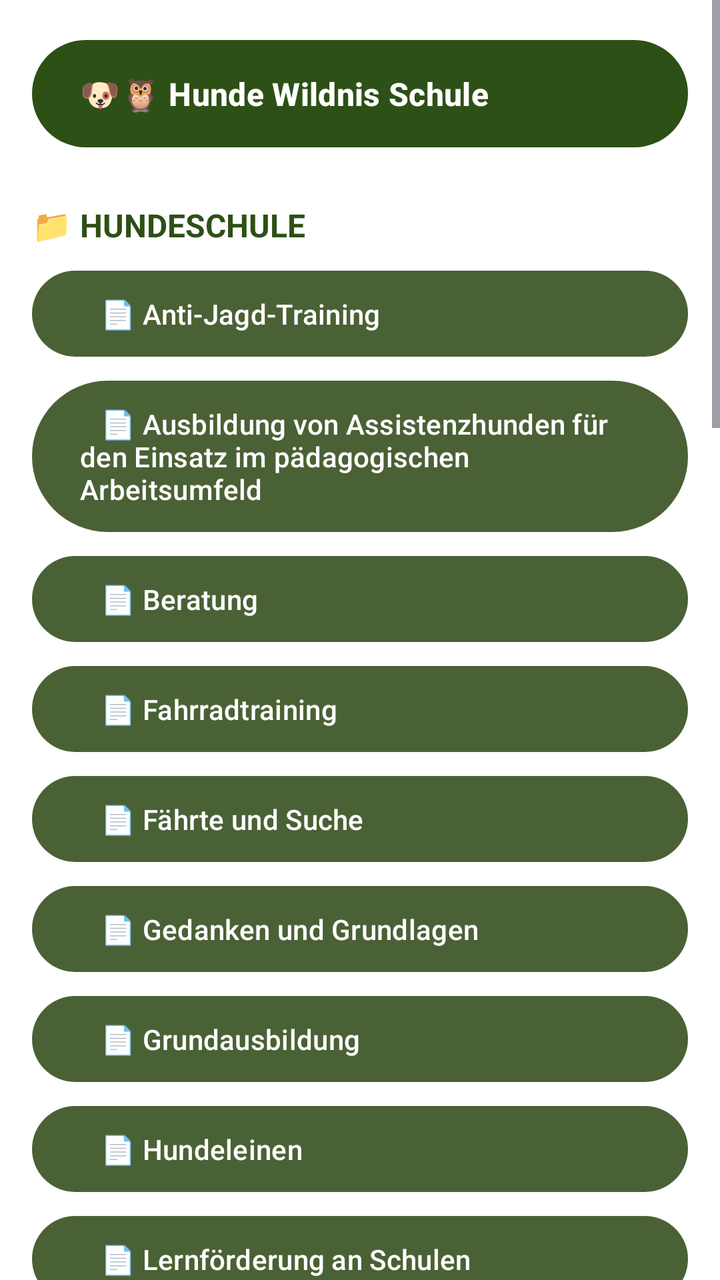
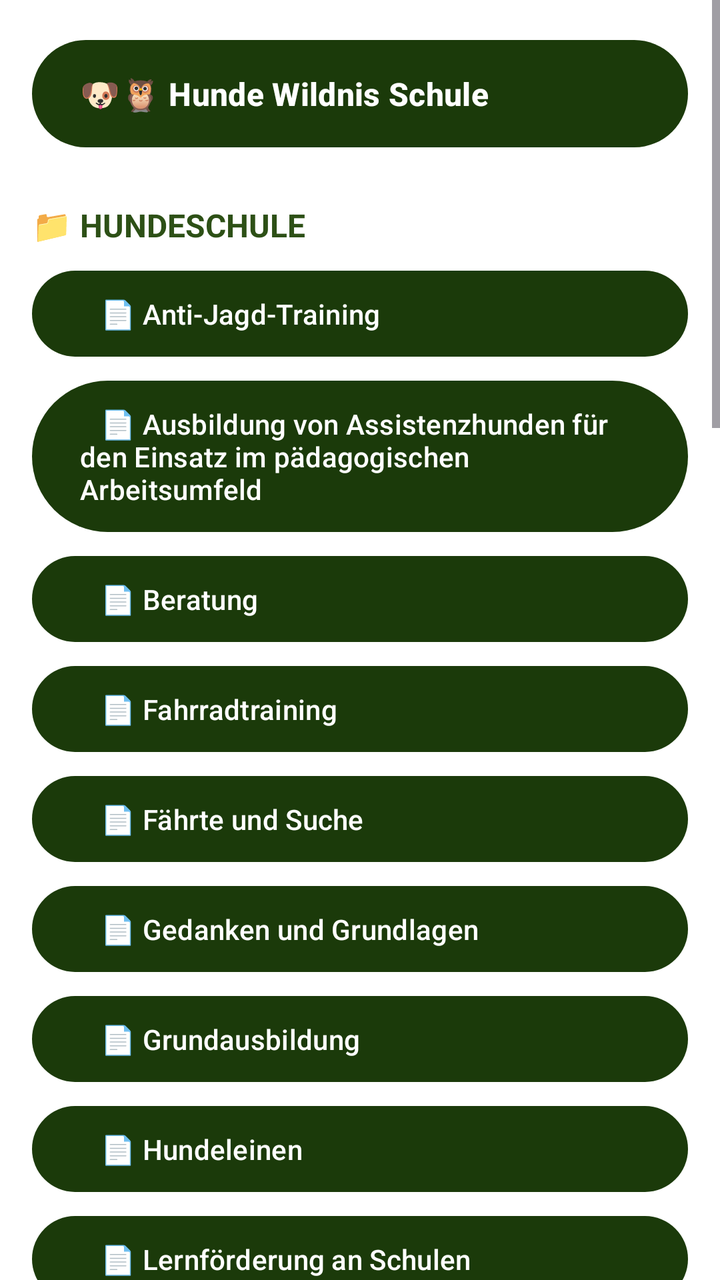

Before-and-after screenshots of an Android layout around one commit, followed by the original layout XML and the change that was made.
<!-- AndroidManifest.xml: application theme Theme.HundeWildnis -->
<!-- res/layout/fragment_pages.xml -->
<?xml version="1.0" encoding="utf-8"?>
<ScrollView xmlns:android="http://schemas.android.com/apk/res/android"
    xmlns:app="http://schemas.android.com/apk/res-auto"
    android:layout_width="match_parent"
    android:layout_height="match_parent"
    android:fillViewport="true"
    android:clipToPadding="false"
    android:background="?android:attr/windowBackground">

    <LinearLayout
        android:layout_width="match_parent"
        android:layout_height="wrap_content"
        android:orientation="vertical"
        android:padding="16dp"
        android:paddingBottom="120dp">

        
        <com.google.android.material.button.MaterialButton
            android:id="@+id/btnHundeWildnisSchule"
            android:layout_width="match_parent"
            android:layout_height="wrap_content"
            android:text="🐶🦉 Hunde Wildnis Schule"
            android:textSize="16sp"
            android:textStyle="bold"
            app:backgroundTint="#2d5016"
            android:textColor="@android:color/white"
            android:layout_marginBottom="16dp"
            android:paddingVertical="16dp"
            android:gravity="start|center_vertical" />

        
        <TextView
            android:layout_width="match_parent"
            android:layout_height="wrap_content"
            android:text="📁 HUNDESCHULE"
            android:textSize="16sp"
            android:textStyle="bold"
            android:textColor="#2d5016"
            android:layout_marginTop="8dp"
            android:layout_marginBottom="8dp" />

        <com.google.android.material.button.MaterialButton
            android:id="@+id/btnAntiJagdTraining"
            android:layout_width="match_parent"
            android:layout_height="wrap_content"
            android:text="   📄 Anti-Jagd-Training"
            app:backgroundTint="#4a6135"
            android:textColor="@android:color/white"
            android:layout_marginBottom="4dp"
            android:gravity="start|center_vertical"
            android:paddingVertical="12dp" />

        <com.google.android.material.button.MaterialButton
            android:id="@+id/btnAusbildungAssistenzhunde"
            android:layout_width="match_parent"
            android:layout_height="wrap_content"
            android:text="   📄 Ausbildung von Assistenzhunden für den Einsatz im pädagogischen Arbeitsumfeld"
            app:backgroundTint="#4a6135"
            android:textColor="@android:color/white"
            android:layout_marginBottom="4dp"
            android:gravity="start|center_vertical"
            android:paddingVertical="12dp" />

        <com.google.android.material.button.MaterialButton
            android:id="@+id/btnBeratung"
            android:layout_width="match_parent"
            android:layout_height="wrap_content"
            android:text="   📄 Beratung"
            app:backgroundTint="#4a6135"
            android:textColor="@android:color/white"
            android:layout_marginBottom="4dp"
            android:gravity="start|center_vertical"
            android:paddingVertical="12dp" />

        <com.google.android.material.button.MaterialButton
            android:id="@+id/btnFahrradtraining"
            android:layout_width="match_parent"
            android:layout_height="wrap_content"
            android:text="   📄 Fahrradtraining"
            app:backgroundTint="#4a6135"
            android:textColor="@android:color/white"
            android:layout_marginBottom="4dp"
            android:gravity="start|center_vertical"
            android:paddingVertical="12dp" />

        <com.google.android.material.button.MaterialButton
            android:id="@+id/btnFaehrteUndSuche"
            android:layout_width="match_parent"
            android:layout_height="wrap_content"
            android:text="   📄 Fährte und Suche"
            app:backgroundTint="#4a6135"
            android:textColor="@android:color/white"
            android:layout_marginBottom="4dp"
            android:gravity="start|center_vertical"
            android:paddingVertical="12dp" />

        <com.google.android.material.button.MaterialButton
            android:id="@+id/btnGedankenUndGrundlagen"
            android:layout_width="match_parent"
            android:layout_height="wrap_content"
            android:text="   📄 Gedanken und Grundlagen"
            app:backgroundTint="#4a6135"
            android:textColor="@android:color/white"
            android:layout_marginBottom="4dp"
            android:gravity="start|center_vertical"
            android:paddingVertical="12dp" />

        <com.google.android.material.button.MaterialButton
            android:id="@+id/btnGrundausbildung"
            android:layout_width="match_parent"
            android:layout_height="wrap_content"
            android:text="   📄 Grundausbildung"
            app:backgroundTint="#4a6135"
            android:textColor="@android:color/white"
            android:layout_marginBottom="4dp"
            android:gravity="start|center_vertical"
            android:paddingVertical="12dp" />

        <com.google.android.material.button.MaterialButton
            android:id="@+id/btnHundeleinen"
            android:layout_width="match_parent"
            android:layout_height="wrap_content"
            android:text="   📄 Hundeleinen"
            app:backgroundTint="#4a6135"
            android:textColor="@android:color/white"
            android:layout_marginBottom="4dp"
            android:gravity="start|center_vertical"
            android:paddingVertical="12dp" />

        <com.google.android.material.button.MaterialButton
            android:id="@+id/btnLernfoerderungSchulen"
            android:layout_width="match_parent"
            android:layout_height="wrap_content"
            android:text="   📄 Lernförderung an Schulen"
            app:backgroundTint="#4a6135"
            android:textColor="@android:color/white"
            android:layout_marginBottom="4dp"
            android:gravity="start|center_vertical"
            android:paddingVertical="12dp" />

        <com.google.android.material.button.MaterialButton
            android:id="@+id/btnProblemberatung"
            android:layout_width="match_parent"
            android:layout_height="wrap_content"
            android:text="   📄 Problemberatung – Problemkorrektur – Intensivtraining"
            app:backgroundTint="#4a6135"
            android:textColor="@android:color/white"
            android:layout_marginBottom="4dp"
            android:gravity="start|center_vertical"
            android:paddingVertical="12dp" />

        <com.google.android.material.button.MaterialButton
            android:id="@+id/btnSeminare"
            android:layout_width="match_parent"
            android:layout_height="wrap_content"
            android:text="   📄 Seminare"
            app:backgroundTint="#4a6135"
            android:textColor="@android:color/white"
            android:layout_marginBottom="4dp"
            android:gravity="start|center_vertical"
            android:paddingVertical="12dp" />

        <com.google.android.material.button.MaterialButton
            android:id="@+id/btnTeamsport"
            android:layout_width="match_parent"
            android:layout_height="wrap_content"
            android:text="   📄 Teamsport"
            app:backgroundTint="#4a6135"
            android:textColor="@android:color/white"
            android:layout_marginBottom="4dp"
            android:gravity="start|center_vertical"
            android:paddingVertical="12dp" />

        <com.google.android.material.button.MaterialButton
            android:id="@+id/btnTierschutzHunde"
            android:layout_width="match_parent"
            android:layout_height="wrap_content"
            android:text="   📄 Tierschutz – Hunde mit Lebensgeschichte"
            app:backgroundTint="#4a6135"
            android:textColor="@android:color/white"
            android:layout_marginBottom="4dp"
            android:gravity="start|center_vertical"
            android:paddingVertical="12dp" />

        <com.google.android.material.button.MaterialButton
            android:id="@+id/btnTiertherapeutischerSozialbesuchshundeservice"
            android:layout_width="match_parent"
            android:layout_height="wrap_content"
            android:text="   📄 Tiertherapeutischer Sozialbesuchshundeservice"
            app:backgroundTint="#4a6135"
            android:textColor="@android:color/white"
            android:layout_marginBottom="4dp"
            android:gravity="start|center_vertical"
            android:paddingVertical="12dp" />

        <com.google.android.material.button.MaterialButton
            android:id="@+id/btnWandernZumGutenZweck"
            android:layout_width="match_parent"
            android:layout_height="wrap_content"
            android:text="   📄 Wandern zum guten Zweck"
            app:backgroundTint="#4a6135"
            android:textColor="@android:color/white"
            android:layout_marginBottom="4dp"
            android:gravity="start|center_vertical"
            android:paddingVertical="12dp" />

        <com.google.android.material.button.MaterialButton
            android:id="@+id/btnWelpenschule"
            android:layout_width="match_parent"
            android:layout_height="wrap_content"
            android:text="   📄 Welpenschule"
            app:backgroundTint="#4a6135"
            android:textColor="@android:color/white"
            android:layout_marginBottom="16dp"
            android:gravity="start|center_vertical"
            android:paddingVertical="12dp" />

        
        <TextView
            android:layout_width="match_parent"
            android:layout_height="wrap_content"
            android:text="📁 WILDNISSCHULE"
            android:textSize="16sp"
            android:textStyle="bold"
            android:textColor="#2d5016"
            android:layout_marginTop="8dp"
            android:layout_marginBottom="8dp" />

        <com.google.android.material.button.MaterialButton
            android:id="@+id/btnWildnisInUns"
            android:layout_width="match_parent"
            android:layout_height="wrap_content"
            android:text="   📄 Die Wildnis in uns – individuelle Ausbildung"
            app:backgroundTint="#4a6135"
            android:textColor="@android:color/white"
            android:layout_marginBottom="4dp"
            android:gravity="start|center_vertical"
            android:paddingVertical="12dp" />

        <com.google.android.material.button.MaterialButton
            android:id="@+id/btnSpurenUndZeichen"
            android:layout_width="match_parent"
            android:layout_height="wrap_content"
            android:text="   📄 Spuren und Zeichen – individuelle Ausbildung"
            app:backgroundTint="#4a6135"
            android:textColor="@android:color/white"
            android:layout_marginBottom="4dp"
            android:gravity="start|center_vertical"
            android:paddingVertical="12dp" />

        <com.google.android.material.button.MaterialButton
            android:id="@+id/btnWildnishandwerkSchulen"
            android:layout_width="match_parent"
            android:layout_height="wrap_content"
            android:text="   📄 Wildnishandwerk für Schulen"
            app:backgroundTint="#4a6135"
            android:textColor="@android:color/white"
            android:layout_marginBottom="4dp"
            android:gravity="start|center_vertical"
            android:paddingVertical="12dp" />

        <com.google.android.material.button.MaterialButton
            android:id="@+id/btnWildnispaedagogikSchulen"
            android:layout_width="match_parent"
            android:layout_height="wrap_content"
            android:text="   📄 Wildnispädagogik für Schulen"
            app:backgroundTint="#4a6135"
            android:textColor="@android:color/white"
            android:layout_marginBottom="16dp"
            android:gravity="start|center_vertical"
            android:paddingVertical="12dp" />

        
        <TextView
            android:layout_width="match_parent"
            android:layout_height="wrap_content"
            android:text="📁 WEITERE INFORMATIONEN"
            android:textSize="16sp"
            android:textStyle="bold"
            android:textColor="#2d5016"
            android:layout_marginTop="8dp"
            android:layout_marginBottom="8dp" />

        <com.google.android.material.button.MaterialButton
            android:id="@+id/btnDownloads"
            android:layout_width="match_parent"
            android:layout_height="wrap_content"
            android:text="📁 DOWNLOADS"
            app:backgroundTint="#4a6135"
            android:textColor="@android:color/white"
            android:layout_marginBottom="4dp"
            android:gravity="start|center_vertical"
            android:paddingVertical="12dp" />

        <com.google.android.material.button.MaterialButton
            android:id="@+id/btnHonorare"
            android:layout_width="match_parent"
            android:layout_height="wrap_content"
            android:text="📁 HONORARE"
            app:backgroundTint="#4a6135"
            android:textColor="@android:color/white"
            android:layout_marginBottom="4dp"
            android:gravity="start|center_vertical"
            android:paddingVertical="12dp" />

        <com.google.android.material.button.MaterialButton
            android:id="@+id/btnImpressum"
            android:layout_width="match_parent"
            android:layout_height="wrap_content"
            android:text="📁 IMPRESSUM"
            app:backgroundTint="#4a6135"
            android:textColor="@android:color/white"
            android:layout_marginBottom="4dp"
            android:gravity="start|center_vertical"
            android:paddingVertical="12dp" />

        <com.google.android.material.button.MaterialButton
            android:id="@+id/btnAGBs"
            android:layout_width="match_parent"
            android:layout_height="wrap_content"
            android:text="📁 ALLG. GESCHÄFTSBEDINGUNGEN"
            app:backgroundTint="#4a6135"
            android:textColor="@android:color/white"
            android:layout_marginBottom="4dp"
            android:gravity="start|center_vertical"
            android:paddingVertical="12dp" />

        <com.google.android.material.button.MaterialButton
            android:id="@+id/btnDatenschutz"
            android:layout_width="match_parent"
            android:layout_height="wrap_content"
            android:text="📁 DATENSCHUTZERKLÄRUNG"
            app:backgroundTint="#4a6135"
            android:textColor="@android:color/white"
            android:layout_marginBottom="4dp"
            android:gravity="start|center_vertical"
            android:paddingVertical="12dp" />

        <com.google.android.material.button.MaterialButton
            android:id="@+id/btnInformationen"
            android:layout_width="match_parent"
            android:layout_height="wrap_content"
            android:text="📁 INFORMATIONEN"
            app:backgroundTint="#4a6135"
            android:textColor="@android:color/white"
            android:layout_marginBottom="4dp"
            android:gravity="start|center_vertical"
            android:paddingVertical="12dp" />

        <com.google.android.material.button.MaterialButton
            android:id="@+id/btnKontakt"
            android:layout_width="match_parent"
            android:layout_height="wrap_content"
            android:text="📁 KONTAKT"
            app:backgroundTint="#4a6135"
            android:textColor="@android:color/white"
            android:layout_marginBottom="4dp"
            android:gravity="start|center_vertical"
            android:paddingVertical="12dp" />

        <com.google.android.material.button.MaterialButton
            android:id="@+id/btnUeberUns"
            android:layout_width="match_parent"
            android:layout_height="wrap_content"
            android:text="📁 ÜBER UNS"
            app:backgroundTint="#4a6135"
            android:textColor="@android:color/white"
            android:layout_marginBottom="16dp"
            android:gravity="start|center_vertical"
            android:paddingVertical="12dp" />

    </LinearLayout>
</ScrollView>
<!-- resources referenced by this layout -->
<resources>
  <style name="Theme.HundeWildnis" parent="Base.Theme.HundeWildnis" />
  <style name="Base.Theme.HundeWildnis" parent="Theme.Material3.Light.NoActionBar">
          <item name="colorPrimary">#2d5016</item>
          <item name="colorPrimaryVariant">#1a3009</item>
          <item name="colorOnPrimary">#FFFFFF</item>
          <item name="colorSecondary">#6b8e4e</item>
          <item name="colorSecondaryVariant">#4a6135</item>
          <item name="colorOnSecondary">#000000</item>
          <item name="android:statusBarColor">?attr/colorPrimaryVariant</item>
  
          <item name="android:navigationBarColor">@android:color/transparent</item>
          <item name="android:windowLightStatusBar">true</item>
          <item name="android:windowLightNavigationBar">true</item>
          <item name="android:enforceNavigationBarContrast" tools:targetApi="q">false</item>
          <item name="android:enforceStatusBarContrast" tools:targetApi="q">false</item>
  
          
          <item name="actionMenuTextColor">#FFFFFF</item>
  
          
          <item name="android:windowBackground">#FFFFFF</item>
          <item name="android:colorBackground">#FFFFFF</item>
      </style>
</resources>

<!-- the commit's change to res/layout/fragment_pages.xml (unified diff, before → after) -->
@@ -22,7 +22,7 @@
             android:text="🐶🦉 Hunde Wildnis Schule"
             android:textSize="16sp"
             android:textStyle="bold"
-            app:backgroundTint="#2d5016"
+            app:backgroundTint="#1B3A0A"
             android:textColor="@android:color/white"
             android:layout_marginBottom="16dp"
             android:paddingVertical="16dp"
@@ -44,7 +44,7 @@
             android:layout_width="match_parent"
             android:layout_height="wrap_content"
             android:text="   📄 Anti-Jagd-Training"
-            app:backgroundTint="#4a6135"
+            app:backgroundTint="#1B3A0A"
             android:textColor="@android:color/white"
             android:layout_marginBottom="4dp"
             android:gravity="start|center_vertical"
@@ -55,7 +55,7 @@
             android:layout_width="match_parent"
             android:layout_height="wrap_content"
             android:text="   📄 Ausbildung von Assistenzhunden für den Einsatz im pädagogischen Arbeitsumfeld"
-            app:backgroundTint="#4a6135"
+            app:backgroundTint="#1B3A0A"
             android:textColor="@android:color/white"
             android:layout_marginBottom="4dp"
             android:gravity="start|center_vertical"
@@ -66,7 +66,7 @@
             android:layout_width="match_parent"
             android:layout_height="wrap_content"
             android:text="   📄 Beratung"
-            app:backgroundTint="#4a6135"
+            app:backgroundTint="#1B3A0A"
             android:textColor="@android:color/white"
             android:layout_marginBottom="4dp"
             android:gravity="start|center_vertical"
@@ -77,7 +77,7 @@
             android:layout_width="match_parent"
             android:layout_height="wrap_content"
             android:text="   📄 Fahrradtraining"
-            app:backgroundTint="#4a6135"
+            app:backgroundTint="#1B3A0A"
             android:textColor="@android:color/white"
             android:layout_marginBottom="4dp"
             android:gravity="start|center_vertical"
@@ -88,7 +88,7 @@
             android:layout_width="match_parent"
             android:layout_height="wrap_content"
             android:text="   📄 Fährte und Suche"
-            app:backgroundTint="#4a6135"
+            app:backgroundTint="#1B3A0A"
             android:textColor="@android:color/white"
             android:layout_marginBottom="4dp"
             android:gravity="start|center_vertical"
@@ -99,7 +99,7 @@
             android:layout_width="match_parent"
             android:layout_height="wrap_content"
             android:text="   📄 Gedanken und Grundlagen"
-            app:backgroundTint="#4a6135"
+            app:backgroundTint="#1B3A0A"
             android:textColor="@android:color/white"
             android:layout_marginBottom="4dp"
             android:gravity="start|center_vertical"
@@ -110,7 +110,7 @@
             android:layout_width="match_parent"
             android:layout_height="wrap_content"
             android:text="   📄 Grundausbildung"
-            app:backgroundTint="#4a6135"
+            app:backgroundTint="#1B3A0A"
             android:textColor="@android:color/white"
             android:layout_marginBottom="4dp"
             android:gravity="start|center_vertical"
@@ -121,7 +121,7 @@
             android:layout_width="match_parent"
             android:layout_height="wrap_content"
             android:text="   📄 Hundeleinen"
-            app:backgroundTint="#4a6135"
+            app:backgroundTint="#1B3A0A"
             android:textColor="@android:color/white"
             android:layout_marginBottom="4dp"
             android:gravity="start|center_vertical"
@@ -132,7 +132,7 @@
             android:layout_width="match_parent"
             android:layout_height="wrap_content"
             android:text="   📄 Lernförderung an Schulen"
-            app:backgroundTint="#4a6135"
+            app:backgroundTint="#1B3A0A"
             android:textColor="@android:color/white"
             android:layout_marginBottom="4dp"
             android:gravity="start|center_vertical"
@@ -143,7 +143,7 @@
             android:layout_width="match_parent"
             android:layout_height="wrap_content"
             android:text="   📄 Problemberatung – Problemkorrektur – Intensivtraining"
-            app:backgroundTint="#4a6135"
+            app:backgroundTint="#1B3A0A"
             android:textColor="@android:color/white"
             android:layout_marginBottom="4dp"
             android:gravity="start|center_vertical"
@@ -154,7 +154,7 @@
             android:layout_width="match_parent"
             android:layout_height="wrap_content"
             android:text="   📄 Seminare"
-            app:backgroundTint="#4a6135"
+            app:backgroundTint="#1B3A0A"
             android:textColor="@android:color/white"
             android:layout_marginBottom="4dp"
             android:gravity="start|center_vertical"
@@ -165,7 +165,7 @@
             android:layout_width="match_parent"
             android:layout_height="wrap_content"
             android:text="   📄 Teamsport"
-            app:backgroundTint="#4a6135"
+            app:backgroundTint="#1B3A0A"
             android:textColor="@android:color/white"
             android:layout_marginBottom="4dp"
             android:gravity="start|center_vertical"
@@ -176,7 +176,7 @@
             android:layout_width="match_parent"
             android:layout_height="wrap_content"
             android:text="   📄 Tierschutz – Hunde mit Lebensgeschichte"
-            app:backgroundTint="#4a6135"
+            app:backgroundTint="#1B3A0A"
             android:textColor="@android:color/white"
             android:layout_marginBottom="4dp"
             android:gravity="start|center_vertical"
@@ -187,7 +187,7 @@
             android:layout_width="match_parent"
             android:layout_height="wrap_content"
             android:text="   📄 Tiertherapeutischer Sozialbesuchshundeservice"
-            app:backgroundTint="#4a6135"
+            app:backgroundTint="#1B3A0A"
             android:textColor="@android:color/white"
             android:layout_marginBottom="4dp"
             android:gravity="start|center_vertical"
@@ -198,7 +198,7 @@
             android:layout_width="match_parent"
             android:layout_height="wrap_content"
             android:text="   📄 Wandern zum guten Zweck"
-            app:backgroundTint="#4a6135"
+            app:backgroundTint="#1B3A0A"
             android:textColor="@android:color/white"
             android:layout_marginBottom="4dp"
             android:gravity="start|center_vertical"
@@ -209,7 +209,7 @@
             android:layout_width="match_parent"
             android:layout_height="wrap_content"
             android:text="   📄 Welpenschule"
-            app:backgroundTint="#4a6135"
+            app:backgroundTint="#1B3A0A"
             android:textColor="@android:color/white"
             android:layout_marginBottom="16dp"
             android:gravity="start|center_vertical"
@@ -231,7 +231,7 @@
             android:layout_width="match_parent"
             android:layout_height="wrap_content"
             android:text="   📄 Die Wildnis in uns – individuelle Ausbildung"
-            app:backgroundTint="#4a6135"
+            app:backgroundTint="#1B3A0A"
             android:textColor="@android:color/white"
             android:layout_marginBottom="4dp"
             android:gravity="start|center_vertical"
@@ -242,7 +242,7 @@
             android:layout_width="match_parent"
             android:layout_height="wrap_content"
             android:text="   📄 Spuren und Zeichen – individuelle Ausbildung"
-            app:backgroundTint="#4a6135"
+            app:backgroundTint="#1B3A0A"
             android:textColor="@android:color/white"
             android:layout_marginBottom="4dp"
             android:gravity="start|center_vertical"
@@ -253,7 +253,7 @@
             android:layout_width="match_parent"
             android:layout_height="wrap_content"
             android:text="   📄 Wildnishandwerk für Schulen"
-            app:backgroundTint="#4a6135"
+            app:backgroundTint="#1B3A0A"
             android:textColor="@android:color/white"
             android:layout_marginBottom="4dp"
             android:gravity="start|center_vertical"
@@ -264,7 +264,7 @@
             android:layout_width="match_parent"
             android:layout_height="wrap_content"
             android:text="   📄 Wildnispädagogik für Schulen"
-            app:backgroundTint="#4a6135"
+            app:backgroundTint="#1B3A0A"
             android:textColor="@android:color/white"
             android:layout_marginBottom="16dp"
             android:gravity="start|center_vertical"
@@ -286,7 +286,7 @@
             android:layout_width="match_parent"
             android:layout_height="wrap_content"
             android:text="📁 DOWNLOADS"
-            app:backgroundTint="#4a6135"
+            app:backgroundTint="#1B3A0A"
             android:textColor="@android:color/white"
             android:layout_marginBottom="4dp"
             android:gravity="start|center_vertical"
@@ -297,7 +297,7 @@
             android:layout_width="match_parent"
             android:layout_height="wrap_content"
             android:text="📁 HONORARE"
-            app:backgroundTint="#4a6135"
+            app:backgroundTint="#1B3A0A"
             android:textColor="@android:color/white"
             android:layout_marginBottom="4dp"
             android:gravity="start|center_vertical"
@@ -308,7 +308,7 @@
             android:layout_width="match_parent"
             android:layout_height="wrap_content"
             android:text="📁 IMPRESSUM"
-            app:backgroundTint="#4a6135"
+            app:backgroundTint="#1B3A0A"
             android:textColor="@android:color/white"
             android:layout_marginBottom="4dp"
             android:gravity="start|center_vertical"
@@ -319,7 +319,7 @@
             android:layout_width="match_parent"
             android:layout_height="wrap_content"
             android:text="📁 ALLG. GESCHÄFTSBEDINGUNGEN"
-            app:backgroundTint="#4a6135"
+            app:backgroundTint="#1B3A0A"
             android:textColor="@android:color/white"
             android:layout_marginBottom="4dp"
             android:gravity="start|center_vertical"
@@ -330,7 +330,7 @@
             android:layout_width="match_parent"
             android:layout_height="wrap_content"
             android:text="📁 DATENSCHUTZERKLÄRUNG"
-            app:backgroundTint="#4a6135"
+            app:backgroundTint="#1B3A0A"
             android:textColor="@android:color/white"
             android:layout_marginBottom="4dp"
             android:gravity="start|center_vertical"
@@ -341,7 +341,7 @@
             android:layout_width="match_parent"
             android:layout_height="wrap_content"
             android:text="📁 INFORMATIONEN"
-            app:backgroundTint="#4a6135"
+            app:backgroundTint="#1B3A0A"
             android:textColor="@android:color/white"
             android:layout_marginBottom="4dp"
             android:gravity="start|center_vertical"
@@ -352,7 +352,7 @@
             android:layout_width="match_parent"
             android:layout_height="wrap_content"
             android:text="📁 KONTAKT"
-            app:backgroundTint="#4a6135"
+            app:backgroundTint="#1B3A0A"
             android:textColor="@android:color/white"
             android:layout_marginBottom="4dp"
             android:gravity="start|center_vertical"
@@ -363,7 +363,7 @@
             android:layout_width="match_parent"
             android:layout_height="wrap_content"
             android:text="📁 ÜBER UNS"
-            app:backgroundTint="#4a6135"
+            app:backgroundTint="#1B3A0A"
             android:textColor="@android:color/white"
             android:layout_marginBottom="16dp"
             android:gravity="start|center_vertical"
